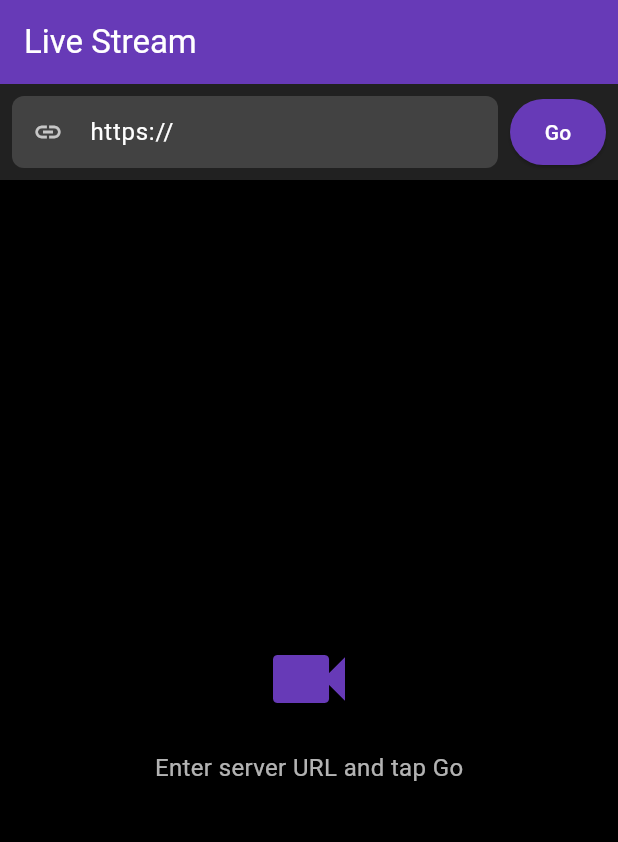
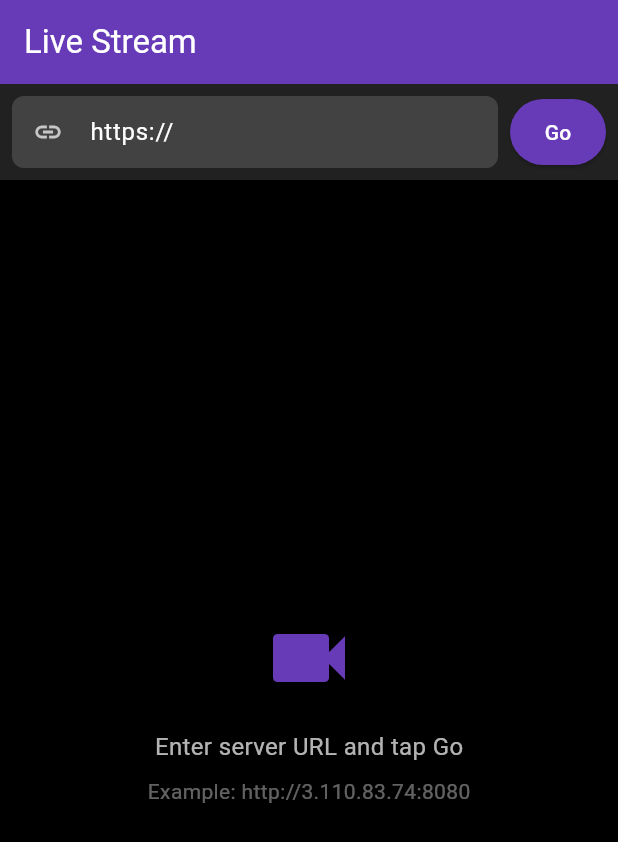
Before and after one commit to Unmesh28/websocket-streaming, a Flutter app: the screen it shows after launch, on a phone screen of 412 x 824 dp. Shown: the top 842 px of the screen. Run offline on Flutter 3.47's test engine with Material 3 defaults, Android fonts, the phone set to English and light mode, and no system bars; our stand-ins replace webview_flutter; missing offline and left inert: flutter_webrtc, webview_flutter_android.

Commit message:
Improve Flutter WebView for smoother streaming
- Add hardware acceleration for Android WebView
- Auto-detect http:// for IP addresses (no SSL)
- Add lifecycle observer to reconnect when app resumes
- Add Hard Refresh button to clear cache
- Auto-retry on network errors
- Enable media playback without user gesture

```diff
--- a/flutter_app/lib/screens/web_viewer_screen.dart
+++ b/flutter_app/lib/screens/web_viewer_screen.dart
@@ -1,5 +1,6 @@
 import 'package:flutter/material.dart';
 import 'package:webview_flutter/webview_flutter.dart';
+import 'package:webview_flutter_android/webview_flutter_android.dart';
 
 class WebViewerScreen extends StatefulWidget {
   final String initialUrl;
@@ -13,7 +14,7 @@ class WebViewerScreen extends StatefulWidget {
   State<WebViewerScreen> createState() => _WebViewerScreenState();
 }
 
-class _WebViewerScreenState extends State<WebViewerScreen> {
+class _WebViewerScreenState extends State<WebViewerScreen> with WidgetsBindingObserver {
   WebViewController? _controller;
   final TextEditingController _urlController = TextEditingController();
   bool _isLoading = false;
@@ -23,6 +24,7 @@ class _WebViewerScreenState extends State<WebViewerScreen> {
   @override
   void initState() {
     super.initState();
+    WidgetsBinding.instance.addObserver(this);
     _urlController.text = widget.initialUrl;
 
     // Only auto-load if we have a real URL
@@ -33,8 +35,20 @@ class _WebViewerScreenState extends State<WebViewerScreen> {
     }
   }
 
+  @override
+  void didChangeAppLifecycleState(AppLifecycleState state) {
+    // Handle app lifecycle - refresh when coming back to foreground
+    if (state == AppLifecycleState.resumed && _hasLoadedUrl && _controller != null) {
+      // Inject JavaScript to check and reconnect if needed
+      _controller!.runJavaScript('if(typeof checkAndReconnect === "function") checkAndReconnect();');
+    }
+  }
+
   void _initWebView(String url) {
-    _controller = WebViewController()
+    final controller = WebViewController();
+
+    // Configure the controller
+    controller
       ..setJavaScriptMode(JavaScriptMode.unrestricted)
       ..setBackgroundColor(Colors.black)
       ..setNavigationDelegate(
@@ -54,14 +68,36 @@ class _WebViewerScreenState extends State<WebViewerScreen> {
               _isLoading = false;
               _hasLoadedUrl = true;
             });
+            // Enable hardware acceleration for video
+            _controller?.runJavaScript('''
+              document.querySelectorAll('video').forEach(v => {
+                v.setAttribute('playsinline', '');
+                v.setAttribute('webkit-playsinline', '');
+              });
+            ''');
           },
           onWebResourceError: (WebResourceError error) {
             debugPrint('[WebView] Error: ${error.description}');
+            // Auto-retry on network errors
+            if (error.errorType == WebResourceErrorType.connect ||
+                error.errorType == WebResourceErrorType.timeout ||
+                error.errorType == WebResourceErrorType.hostLookup) {
+              Future.delayed(const Duration(seconds: 3), () {
+                if (mounted) _controller?.reload();
+              });
+            }
           },
         ),
       )
       ..loadRequest(Uri.parse(url));
 
+    // Enable hardware acceleration on Android
+    if (controller.platform is AndroidWebViewController) {
+      (controller.platform as AndroidWebViewController)
+        ..setMediaPlaybackRequiresUserGesture(false);
+    }
+
+    _controller = controller;
     setState(() {
       _hasLoadedUrl = true;
     });
@@ -71,9 +107,14 @@ class _WebViewerScreenState extends State<WebViewerScreen> {
     String url = _urlController.text.trim();
     if (url.isEmpty) return;
 
-    // Ensure URL has protocol
+    // Ensure URL has protocol - default to http for IP addresses
     if (!url.startsWith('http://') && !url.startsWith('https://')) {
-      url = 'https://$url';
+      // Use http for IP addresses (no SSL), https for domains
+      if (RegExp(r'^\d+\.\d+\.\d+\.\d+').hasMatch(url)) {
+        url = 'http://$url';
+      } else {
+        url = 'https://$url';
+      }
       _urlController.text = url;
     }
 
@@ -92,8 +133,15 @@ class _WebViewerScreenState extends State<WebViewerScreen> {
     _controller?.reload();
   }
 
+  void _hardRefresh() {
+    // Clear cache and reload
+    _controller?.clearCache();
+    _controller?.reload();
+  }
+
   @override
   void dispose() {
+    WidgetsBinding.instance.removeObserver(this);
     _urlController.dispose();
     super.dispose();
   }
@@ -105,14 +153,20 @@ class _WebViewerScreenState extends State<WebViewerScreen> {
         title: const Text('Live Stream'),
         backgroundColor: Colors.deepPurple,
         foregroundColor: Colors.white,
-        automaticallyImplyLeading: false, // No back button on home screen
+        automaticallyImplyLeading: false,
         actions: [
-          if (_hasLoadedUrl)
+          if (_hasLoadedUrl) ...[
             IconButton(
               icon: const Icon(Icons.refresh),
               onPressed: _refresh,
               tooltip: 'Refresh',
             ),
+            IconButton(
+              icon: const Icon(Icons.cleaning_services),
+              onPressed: _hardRefresh,
+              tooltip: 'Hard Refresh (Clear Cache)',
+            ),
+          ],
         ],
       ),
       body: Column(
@@ -127,7 +181,7 @@ class _WebViewerScreenState extends State<WebViewerScreen> {
                   child: TextField(
                     controller: _urlController,
                     decoration: InputDecoration(
-                      hintText: 'Enter server URL (e.g., https://xxx.trycloudflare.com)',
+                      hintText: 'Enter server URL (e.g., http://1.2.3.4:8080)',
                       filled: true,
                       fillColor: Colors.grey[800],
                       contentPadding: const EdgeInsets.symmetric(
@@ -195,6 +249,14 @@ class _WebViewerScreenState extends State<WebViewerScreen> {
                               fontSize: 16,
                             ),
                           ),
+                          SizedBox(height: 8),
+                          Text(
+                            'Example: http://3.110.83.74:8080',
+                            style: TextStyle(
+                              color: Colors.white38,
+                              fontSize: 14,
+                            ),
+                          ),
                         ],
                       ),
                     ),
```
